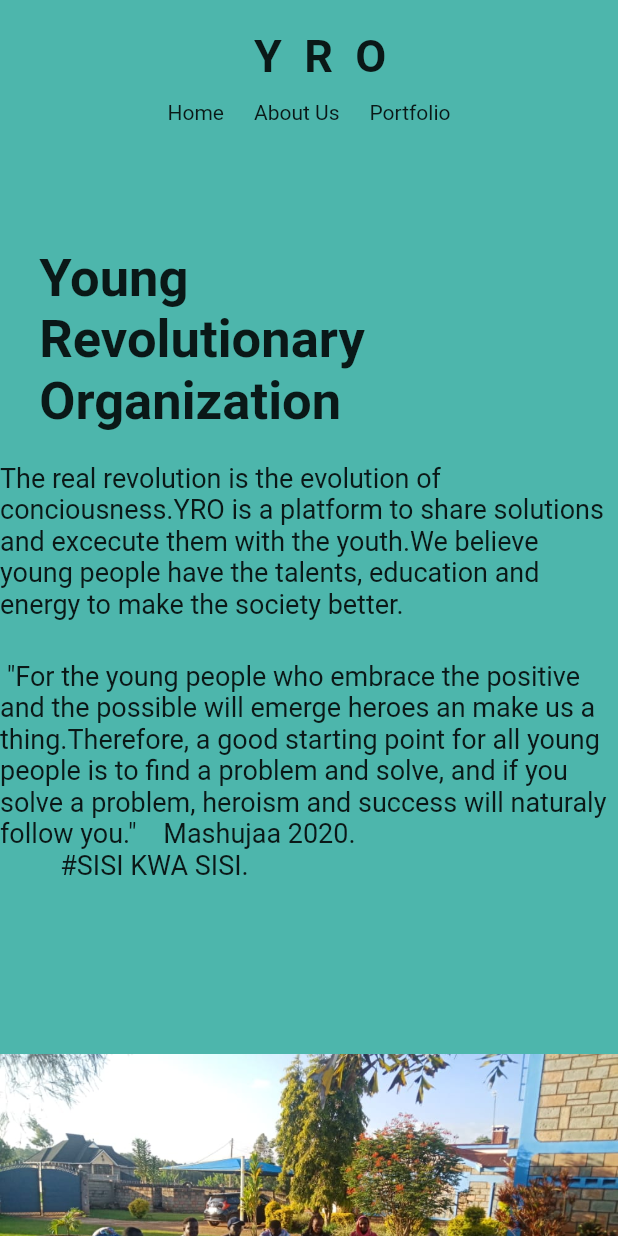
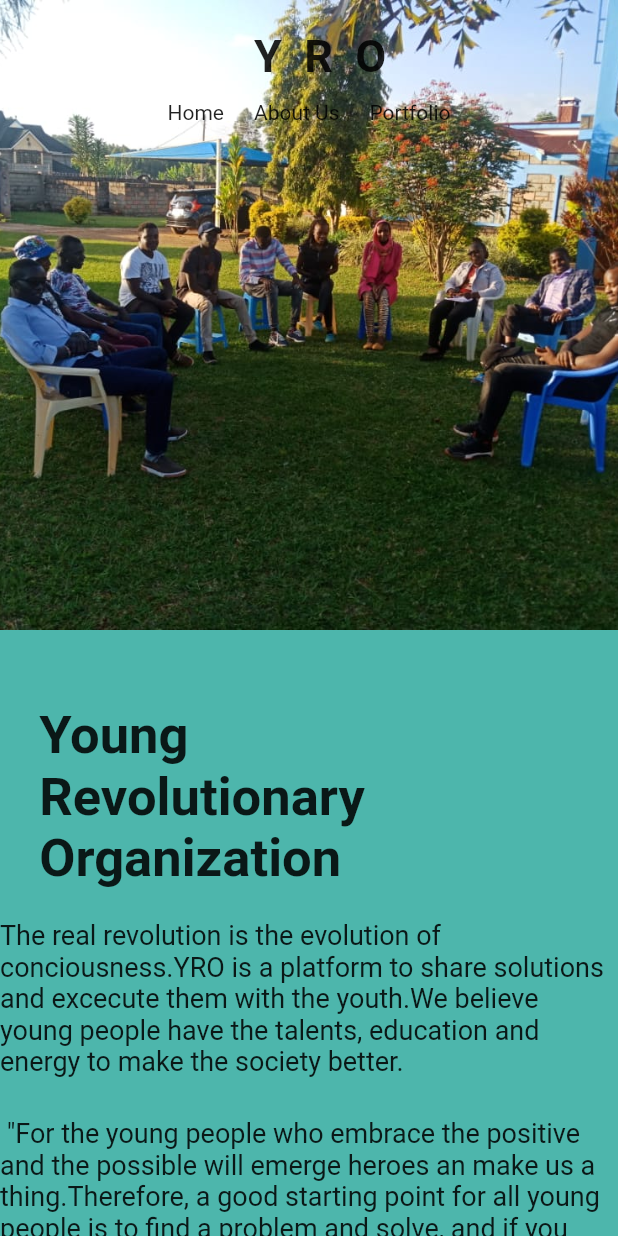
Before and after one commit to collo54/yro-web-app, a Flutter app: the screen it shows after launch, on a phone screen of 412 x 824 dp. Run offline on Flutter 3.47's test engine with Material 2 defaults, Android fonts, the phone set to English and light mode, and no system bars; drawn by our look-alikes of carousel_pro; our stand-ins replace firebase_auth, firebase_core, google_sign_in; accounts and stored records are empty.

Commit message:
mobile navbar

```diff
--- a/lib/custom/Nav_bar.dart
+++ b/lib/custom/Nav_bar.dart
@@ -20,7 +20,14 @@ class Navbar extends StatelessWidget {
 class DesktopNavbar extends StatelessWidget {
   @override
   Widget build(BuildContext context) {
-    return Padding(
+    return Stack(
+      children: [
+        Container(
+          height: 620,
+          width: 1400,
+          child: Image.asset('assets/images/watsup1.jpeg', fit: BoxFit.cover),
+        ),
+        Padding(
           padding: const EdgeInsets.symmetric(vertical: 30, horizontal: 170),
           child: Container(
             child: Row(
@@ -77,6 +84,8 @@ class DesktopNavbar extends StatelessWidget {
               ],
             ),
           ),
+        ),
+      ],
     );
   }
 }
@@ -84,7 +93,14 @@ class DesktopNavbar extends StatelessWidget {
 class MobileNavbar extends StatelessWidget {
   @override
   Widget build(BuildContext context) {
-    return Padding(
+    return Stack(
+      children: [
+        Container(
+          height: 420,
+          width: 800,
+          child: Image.asset('assets/images/watsup1.jpeg', fit: BoxFit.cover),
+        ),
+        Padding(
           padding: const EdgeInsets.symmetric(vertical: 20, horizontal: 40),
           child: Container(
             child: Column(children: <Widget>[
@@ -161,6 +177,8 @@ class MobileNavbar extends StatelessWidget {
               )
             ]),
           ),
+        ),
+      ],
     );
   }
 }
```
Lines whose indentation alone changed are shown as unchanged.
